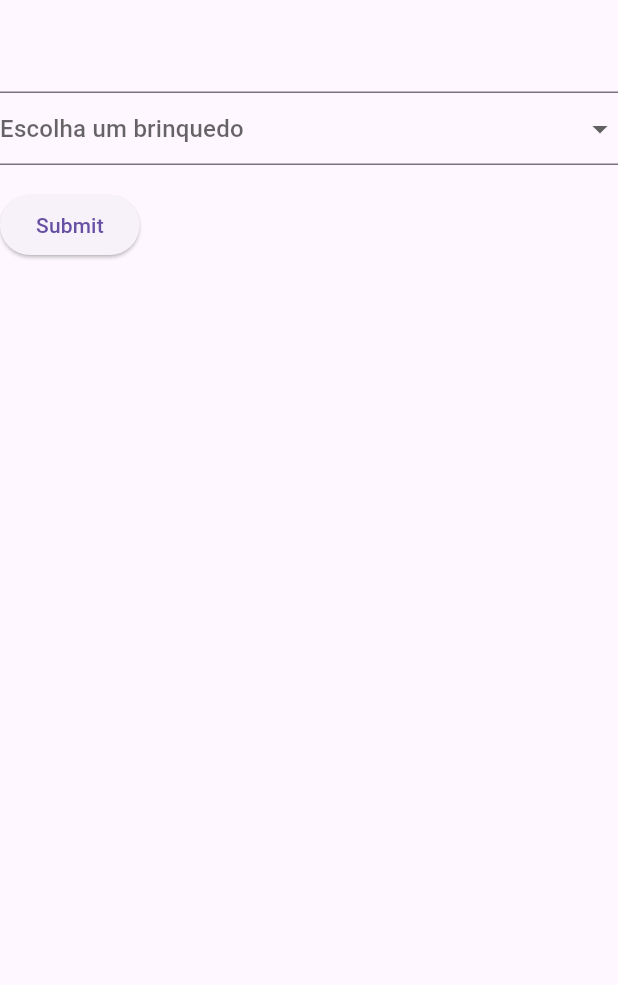
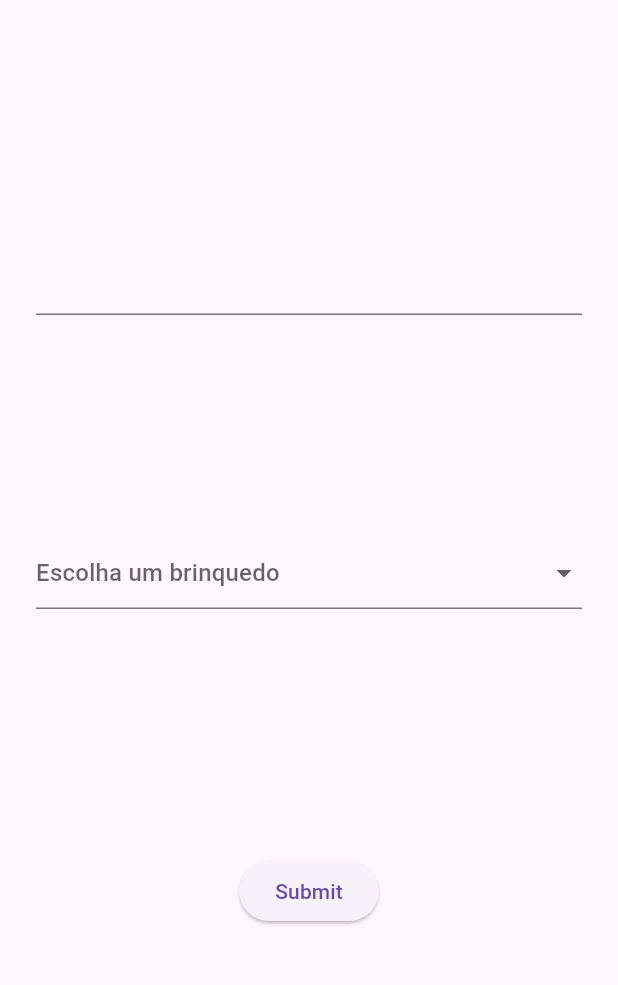
Before and after one commit to MatheusFreitasGabriel/form-flutter, a Flutter app: the screen it shows after launch, on a phone screen of 412 x 824 dp, the part 63-1048 px from its top. Run offline on Flutter 3.47's test engine with Material 3 defaults, Android fonts, the phone set to English and light mode, and no system bars.

Commit message:
Arrumei algumas coisas

```diff
--- a/lib/main.dart
+++ b/lib/main.dart
@@ -10,6 +10,7 @@ class MyApp extends StatelessWidget {
     const appTitle = 'Form Validation Demo';
 
     return MaterialApp(
+      debugShowCheckedModeBanner: false,
       title: appTitle,
       home: Scaffold(
         appBar: AppBar(
@@ -50,9 +51,12 @@ class MyCustomFormState extends State<MyCustomForm> {
     return Form(
       key: _formKey,
       child: Column(
-        crossAxisAlignment: CrossAxisAlignment.start,
+        mainAxisAlignment: MainAxisAlignment.spaceEvenly,
+        crossAxisAlignment: CrossAxisAlignment.center,
         children: [
-          TextFormField(
+          Padding(
+            padding: const EdgeInsets.symmetric(horizontal: 24),
+            child: TextFormField(
               // The validator receives the text that the user has entered.
               validator: (value) {
                 if (value == null || value.isEmpty) {
@@ -61,8 +65,11 @@ class MyCustomFormState extends State<MyCustomForm> {
                 return null;
               },
             ),
+          ),
 
-          DropdownButtonFormField<String>(
+          Padding(
+            padding: const EdgeInsets.symmetric(horizontal: 24),
+            child: DropdownButtonFormField<String>(
               value: _selectedToy,
               items: [
                 DropdownMenuItem(
@@ -91,6 +98,7 @@ class MyCustomFormState extends State<MyCustomForm> {
               },
               hint: Text('Escolha um brinquedo'),
             ),
+          ),
 
           Padding(
             padding: const EdgeInsets.symmetric(vertical: 16),
```
Lines whose indentation alone changed are shown as unchanged.
